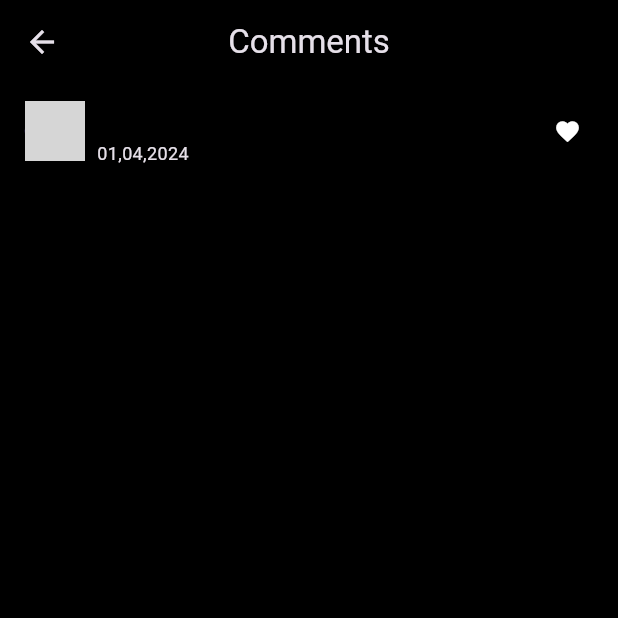
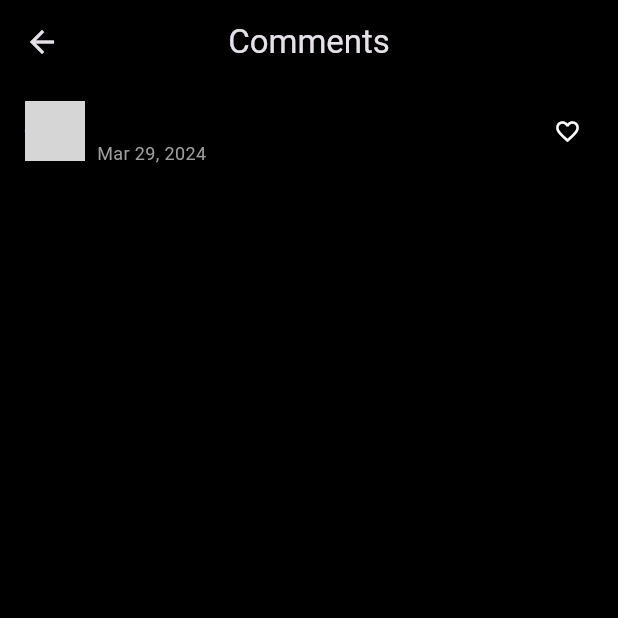
Before and after one commit to Aabis-Ahmed-Hassan/Instagram-Clone-Firebase, a Flutter app: the CommentsScreen screen opened directly with empty values, after a tap on "Post", on a phone screen of 412 x 824 dp, the top half of it. Run offline on Flutter 3.47's test engine with Material 3 defaults, Android fonts, the phone set to English and light mode, and no system bars; our stand-ins replace cloud_firestore, firebase_auth, firebase_core, firebase_storage, flutter_svg, font_awesome_flutter and 1 more; accounts and stored records are empty; generated files the repository leaves out were written again; network calls fail; grey boxes are pictures that could not be loaded.

Commit message:
Done with Connecting Firebase with Comments Screen

```diff
--- a/lib/components/my_comment.dart
+++ b/lib/components/my_comment.dart
@@ -1,7 +1,12 @@
+import 'package:cloud_firestore/cloud_firestore.dart';
 import 'package:flutter/material.dart';
+import 'package:intl/intl.dart';
+
+import '../utils/colors.dart';
 
 class MyComment extends StatefulWidget {
   final snapshot;
+
   MyComment({super.key, required this.snapshot});
 
   @override
@@ -57,8 +62,10 @@ class _MyCommentState extends State<MyComment> {
                     height: height * 0.01,
                   ),
                   Text(
-                    '01,04,2024',
+                    DateFormat.yMMMd().format(
+                        (widget.snapshot['date'] as Timestamp).toDate()),
                     style: TextStyle(
+                      color: secondaryColor,
                       fontSize: 12,
                     ),
                   ),
@@ -66,13 +73,16 @@ class _MyCommentState extends State<MyComment> {
               ),
             ),
           ),
-          Padding(
-            padding: EdgeInsets.all(
-              width * 0.02,
-            ),
-            child: Icon(
-              Icons.favorite,
-              size: 18,
+          InkWell(
+            onTap: () {},
+            child: Padding(
+              padding: EdgeInsets.all(
+                width * 0.02,
+              ),
+              child: Icon(
+                Icons.favorite_outline,
+                size: 18,
+              ),
             ),
           ),
         ],
--- a/lib/view/auth/login_view.dart
+++ b/lib/view/auth/login_view.dart
@@ -135,7 +135,7 @@ class _LoginViewState extends State<LoginView> {
                   onTap: logIn,
                   // onTap: () async {
                   //   if (formKey.currentState!.validate()) {
-                  //     signupUser();
+                  //     await logIn();
                   //   }
                   // },
                   title: 'Log In',
--- a/lib/view/comments_screen.dart
+++ b/lib/view/comments_screen.dart
@@ -1,5 +1,8 @@
+import 'dart:async';
+
 import 'package:cloud_firestore/cloud_firestore.dart';
 import 'package:flutter/material.dart';
+import 'package:instagram_clone_firebase/rough_screen.dart';
 import 'package:instagram_clone_firebase/utils/colors.dart';
 import 'package:instagram_clone_firebase/utils/utils.dart';
 import 'package:provider/provider.dart';
@@ -28,6 +31,7 @@ class _CommentsScreenState extends State<CommentsScreen> {
   //show loading instead of 'Post' when the user clicks on 'Post'.
   bool loading = false;
 
+
   Future<void> postTheComment(String uid, String postId, String profileImageUrl,
       String username, String comment) async {
     setState(() {
@@ -41,6 +45,8 @@ class _CommentsScreenState extends State<CommentsScreen> {
       username,
       comment,
     );
+
+    _commentController.text = '';
 
     setState(() {
       loading = false;
@@ -59,32 +65,50 @@ class _CommentsScreenState extends State<CommentsScreen> {
         backgroundColor: mobileBackgroundColor,
         centerTitle: true,
       ),
-      body: Expanded(
+      body: Column(
+        children: [
+          Expanded(
             child: StreamBuilder(
               stream: FirebaseFirestore.instance
                   .collection('Posts')
                   .doc(widget.postSnapshot['postId'])
                   .collection('Comments')
+                  .orderBy(
+                    'date',
+                    descending: true,
+                  )
                   .snapshots(),
               builder: (context,
                   AsyncSnapshot<QuerySnapshot<Map<String, dynamic>>>
                       commentSnapshot) {
-            if (commentSnapshot.connectionState == ConnectionState.waiting) {
+                if (commentSnapshot.connectionState ==
+                    ConnectionState.waiting) {
                   return Center(
                     child: CircularProgressIndicator(),
                   );
                 } else {
-              print(commentSnapshot.data!.docs.length);
-
+                  if (commentSnapshot.data!.docs.length == 0) {
+                    return Align(
+                      alignment: Alignment.topCenter,
+                      child: Padding(
+                        padding: EdgeInsets.only(top: height * 0.02),
+                        child: Text('This post has no comments. '),
+                      ),
+                    );
+                  } else {
                     return ListView.builder(
                       itemCount: commentSnapshot.data!.docs.length,
                       itemBuilder: (context, index) {
                         return MyComment(
                             snapshot: commentSnapshot.data!.docs[index]);
-                  });
+                      },
+                    );
+                  }
                 }
               },
             ),
+          ),
+        ],
       ),
       bottomNavigationBar: Container(
         height: kToolbarHeight,
```
Also changed, not shown: lib/components/my_post.dart (+74 -9 lines), lib/utils/utils.dart (+14 -0 lines), lib/view/bottom_nav_bar_screens/home.dart (+5 -4 lines). Lines whose indentation alone changed are shown as unchanged.
